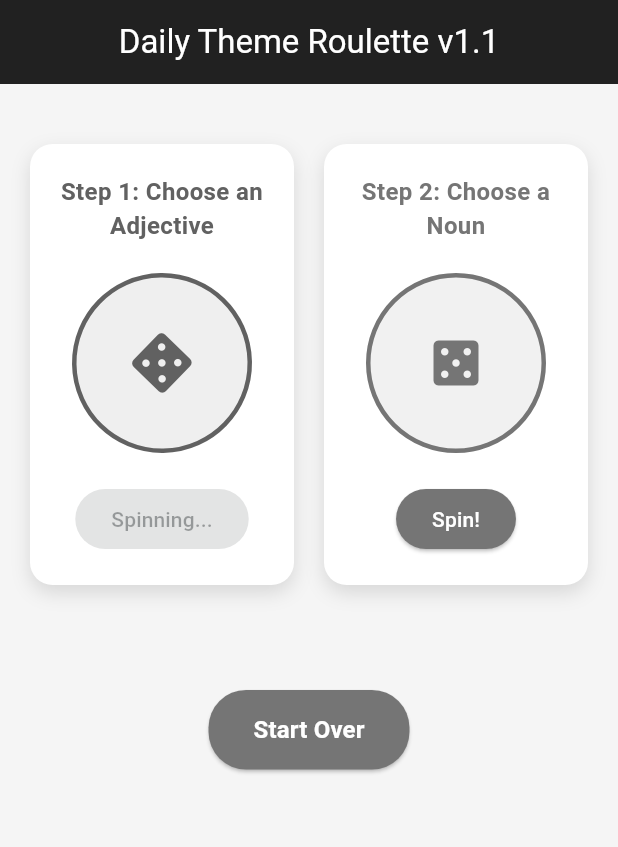
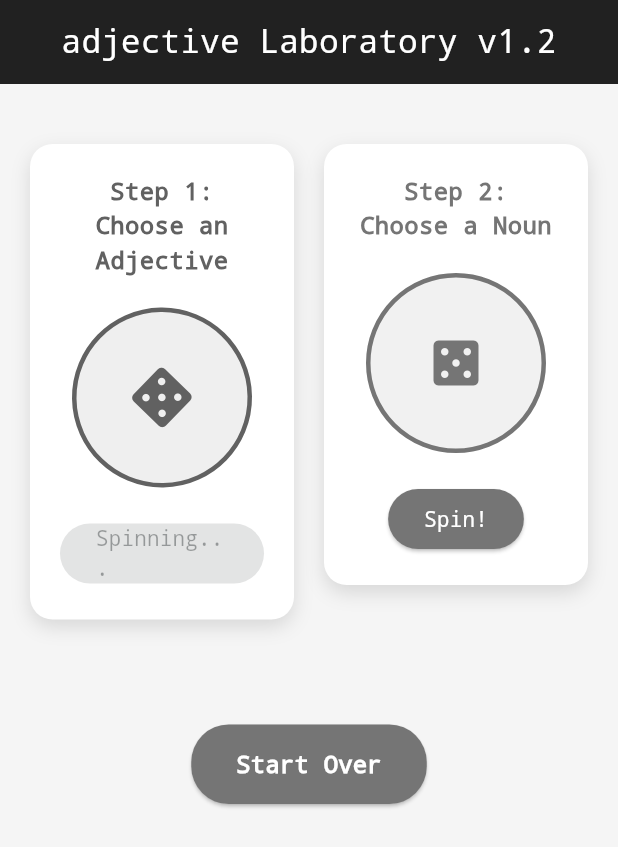
Before and after one commit to ymdev2023/0.roulette, a Flutter app: the screen it shows after launch, after a tap on the "casino" icon, on a phone screen of 412 x 824 dp. Shown: the top 847 px of the screen. Run offline on Flutter 3.47's test engine with Material 3 defaults, Android fonts, the phone set to English and light mode, and no system bars.

Commit message:
v1.2.0: Rebrand to 'adjective Laboratory' with typewriter aesthetic
🎨 Branding Update:
- Changed app name: 'Daily Theme Roulette' → 'adjective Laboratory'
- Updated all UI text, meta tags, and descriptions
- Reflects creative laboratory concept for experimental art

⌨️ Typography Overhaul:
- Font family: Georgia/Times → Courier New (monospace)
- Typewriter aesthetic throughout the app
- Consistent monospace styling for:
  * App title and headers
  * Step labels and buttons
  * Selected results display
  * Challenge result text

📱 Updated Elements:
- App bar title: 'adjective Laboratory v1.2'
- Splash screen branding
- HTML meta tags and page title
- Project description in pubspec.yaml

✨ Enhanced User Experience:
- Monospace font creates coding/lab atmosphere
- Perfect for tech-art collective identity
- Maintains professional yet experimental feel

📦 Version: 1.2.0+3

```diff
--- a/lib/main.dart
+++ b/lib/main.dart
@@ -16,6 +16,21 @@ class DailyThemeRouletteApp extends StatelessWidget {
       theme: ThemeData(
         colorScheme: ColorScheme.fromSeed(seedColor: Colors.grey),
         useMaterial3: true,
+        fontFamily: 'Courier New',
+        textTheme: const TextTheme(
+          displayLarge: TextStyle(fontFamily: 'Courier New'),
+          displayMedium: TextStyle(fontFamily: 'Courier New'),
+          displaySmall: TextStyle(fontFamily: 'Courier New'),
+          headlineLarge: TextStyle(fontFamily: 'Courier New'),
+          headlineMedium: TextStyle(fontFamily: 'Courier New'),
+          headlineSmall: TextStyle(fontFamily: 'Courier New'),
+          titleLarge: TextStyle(fontFamily: 'Courier New'),
+          titleMedium: TextStyle(fontFamily: 'Courier New'),
+          titleSmall: TextStyle(fontFamily: 'Courier New'),
+          bodyLarge: TextStyle(fontFamily: 'Courier New'),
+          bodyMedium: TextStyle(fontFamily: 'Courier New'),
+          bodySmall: TextStyle(fontFamily: 'Courier New'),
+        ),
       ),
       home: const SplashScreen(),
       debugShowCheckedModeBanner: false,
@@ -85,6 +100,8 @@ class _SplashScreenState extends State<SplashScreen>
                   fontSize: 24,
                   fontWeight: FontWeight.bold,
                   color: Colors.black87,
+                  fontFamily: 'Courier New',
+                  letterSpacing: 1.2,
                 ),
               ),
             ],
@@ -269,7 +286,7 @@ class _MainScreenState extends State<MainScreen> with TickerProviderStateMixin {
     return Scaffold(
       backgroundColor: Colors.grey[100],
       appBar: AppBar(
-        title: const Text('Daily Theme Roulette v1.1'),
+        title: const Text('adjective Laboratory v1.2'),
         backgroundColor: Colors.black87,
         foregroundColor: Colors.white,
         centerTitle: true,
@@ -344,6 +361,7 @@ class _MainScreenState extends State<MainScreen> with TickerProviderStateMixin {
                         color: Colors.white,
                         fontSize: 18,
                         fontWeight: FontWeight.bold,
+                        fontFamily: 'Courier New',
                       ),
                     ),
                     const SizedBox(height: 10),
@@ -354,6 +372,7 @@ class _MainScreenState extends State<MainScreen> with TickerProviderStateMixin {
                         fontSize: 24,
                         fontWeight: FontWeight.bold,
                         fontStyle: FontStyle.italic,
+                        fontFamily: 'Courier New',
                       ),
                       textAlign: TextAlign.center,
                     ),
@@ -377,7 +396,11 @@ class _MainScreenState extends State<MainScreen> with TickerProviderStateMixin {
               ),
               child: const Text(
                 'Start Over',
-                style: TextStyle(fontSize: 16, fontWeight: FontWeight.bold),
+                style: TextStyle(
+                  fontSize: 16,
+                  fontWeight: FontWeight.bold,
+                  fontFamily: 'Courier New',
+                ),
               ),
             ),
           ],
@@ -416,6 +439,7 @@ class _MainScreenState extends State<MainScreen> with TickerProviderStateMixin {
               fontSize: 16,
               fontWeight: FontWeight.bold,
               color: color,
+              fontFamily: 'Courier New',
             ),
             textAlign: TextAlign.center,
           ),
@@ -467,6 +491,7 @@ class _MainScreenState extends State<MainScreen> with TickerProviderStateMixin {
                   fontSize: 16,
                   fontWeight: FontWeight.bold,
                   color: color,
+                  fontFamily: 'Courier New',
                 ),
               ),
             )
@@ -480,7 +505,12 @@ class _MainScreenState extends State<MainScreen> with TickerProviderStateMixin {
                   borderRadius: BorderRadius.circular(20),
                 ),
               ),
-              child: Text(isSpinning ? 'Spinning...' : 'Spin!'),
+              child: Text(
+                isSpinning ? 'Spinning...' : 'Spin!',
+                style: const TextStyle(
+                  fontFamily: 'Courier New',
+                ),
+              ),
             ),
         ],
       ),
--- a/pubspec.yaml
+++ b/pubspec.yaml
@@ -1,5 +1,5 @@
 name: daily_theme_roulette
-description: "🎨 Daily Theme Roulette - Generate random creative challenges for daily inspiration! Spin for adjectives and nouns to get unique art prompts."
+description: "🎨 adjective Laboratory - Generate random creative challenges for daily inspiration! Spin for adjectives and nouns to get unique art prompts."
 # The following line prevents the package from being accidentally published to
 # pub.dev using `flutter pub publish`. This is preferred for private packages.
 publish_to: "none" # Remove this line if you wish to publish to pub.dev
@@ -16,7 +16,7 @@ publish_to: "none" # Remove this line if you wish to publish to pub.dev
 # https://developer.apple.com/library/archive/documentation/General/Reference/InfoPlistKeyReference/Articles/CoreFoundationKeys.html
 # In Windows, build-name is used as the major, minor, and patch parts
 # of the product and file versions while build-number is used as the build suffix.
-version: 1.1.0+2
+version: 1.2.0+3
 
 environment:
   sdk: ^3.5.4
```
Also changed, not shown: 1 other file.
